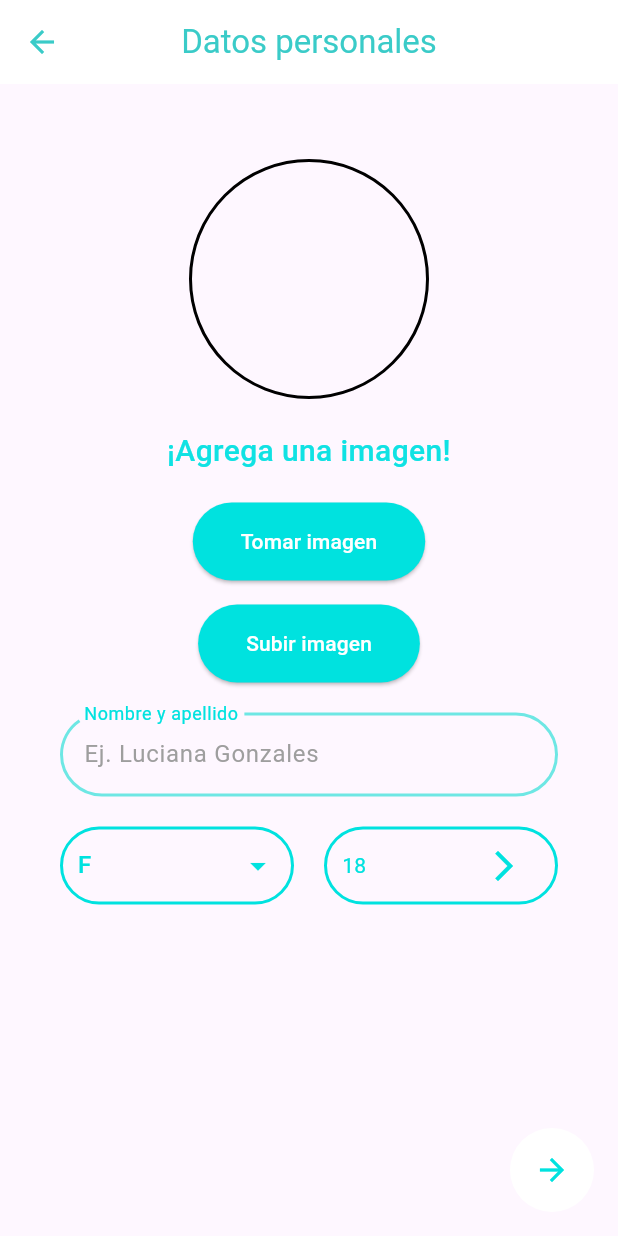
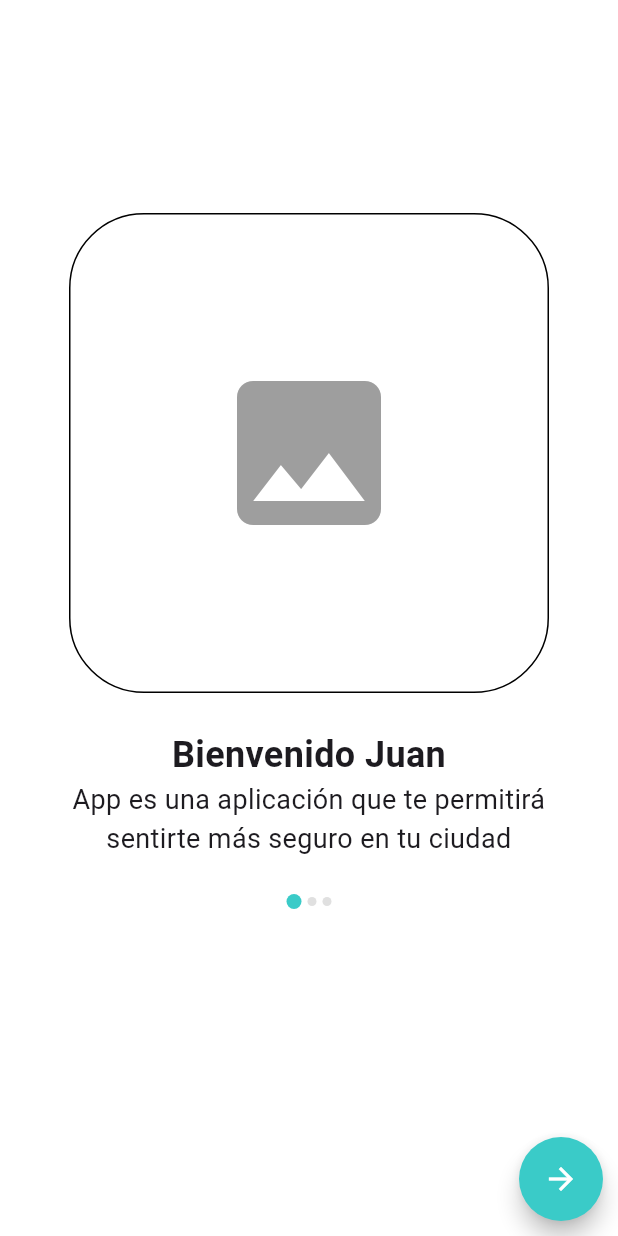
Before and after one commit to tomyrodeghiero/seguridad_vecinal, a Flutter app: the PersonalInfoScreen screen opened by its route, after a tap on the "arrow forward" icon, on a phone screen of 412 x 824 dp. Run offline on Flutter 3.47's test engine with Material 3 defaults, Android fonts, the phone set to English and light mode, and no system bars.

Commit message:
Add Onboarding Screen

```diff
--- a/lib/main.dart
+++ b/lib/main.dart
@@ -1,5 +1,6 @@
 import 'package:flutter/material.dart';
 import 'package:seguridad_vecinal/screens/login_screen.dart';
+import 'package:seguridad_vecinal/screens/onboarding_screen.dart';
 import 'package:seguridad_vecinal/screens/personal_info_screen.dart';
 import 'package:seguridad_vecinal/screens/register_screen.dart';
 
@@ -18,6 +19,7 @@ class MyApp extends StatelessWidget {
       routes: {
         '/register': (context) => RegisterScreen(),
         '/personalInfoScreen': (context) => PersonalInfoScreen(),
+        '/onboarding': (context) => OnboardingScreen(),
       },
     );
   }
--- a/lib/screens/colors.dart
+++ /dev/null
@@ -1 +0,0 @@
-// TODO Implement this library.
--- /dev/null
+++ b/lib/screens/onboarding_screen.dart
@@ -0,0 +1,189 @@
+import 'package:flutter/material.dart';
+import 'package:seguridad_vecinal/colors.dart';
+
+void main() => runApp(MyApp());
+
+class MyApp extends StatelessWidget {
+  @override
+  Widget build(BuildContext context) {
+    return MaterialApp(
+      home: OnboardingScreen(),
+    );
+  }
+}
+
+class OnboardingScreen extends StatefulWidget {
+  @override
+  _OnboardingScreenState createState() => _OnboardingScreenState();
+}
+
+class _OnboardingScreenState extends State<OnboardingScreen> {
+  int _currentPage = 0;
+  final PageController _pageController = PageController(initialPage: 0);
+  final int _numPages = 3;
+
+  @override
+  Widget build(BuildContext context) {
+    return Scaffold(
+      backgroundColor: Colors.white,
+      body: SafeArea(
+        child: Column(
+          mainAxisAlignment: MainAxisAlignment.spaceBetween,
+          children: <Widget>[
+            Expanded(
+              child: PageView(
+                controller: _pageController,
+                onPageChanged: (int page) {
+                  setState(() {
+                    _currentPage = page;
+                  });
+                },
+                children: [
+                  OnboardingContent(
+                    title: 'Bienvenido Juan',
+                    description:
+                        'App es una aplicación que te permitirá sentirte más seguro en tu ciudad',
+                    currentPage: _currentPage,
+                    numPages: _numPages,
+                  ),
+                  OnboardingContent(
+                    title: '',
+                    description:
+                        'Con App podrás enterarte de las noticias más importantes contadas por los ciudadanos',
+                    currentPage: _currentPage,
+                    numPages: _numPages,
+                  ),
+                  OnboardingContent(
+                    title: '',
+                    description:
+                        'Cuenta con un botón de emergencia para que lo presiones cuando te sientas en peligro',
+                    currentPage: _currentPage,
+                    numPages: _numPages,
+                  ),
+                ],
+              ),
+            ),
+            Align(
+              alignment: Alignment.bottomRight,
+              child: Padding(
+                padding: EdgeInsets.all(10.0),
+                child: _currentPage != _numPages - 1
+                    ? FloatingActionButton(
+                        backgroundColor: AppColors.waterGreen400,
+                        shape: RoundedRectangleBorder(
+                          borderRadius: BorderRadius.all(Radius.circular(30.0)),
+                        ),
+                        child: Icon(Icons.arrow_forward, color: Colors.white),
+                        onPressed: () {
+                          _pageController.nextPage(
+                            duration: Duration(milliseconds: 400),
+                            curve: Curves.easeInOut,
+                          );
+                        },
+                      )
+                    : FloatingActionButton(
+                        backgroundColor: AppColors.waterGreen400,
+                        shape: RoundedRectangleBorder(
+                          borderRadius: BorderRadius.all(Radius.circular(30.0)),
+                        ),
+                        child: Icon(Icons.check, color: Colors.white),
+                        onPressed: () {
+                          // TODO: Add rest login of Onboarding
+                        },
+                      ),
+              ),
+            ),
+          ],
+        ),
+      ),
+    );
+  }
+}
+
+class OnboardingContent extends StatelessWidget {
+  final String title;
+  final String description;
+  final int currentPage;
+  final int numPages;
+
+  OnboardingContent({
+    required this.title,
+    required this.description,
+    required this.currentPage,
+    required this.numPages,
+  });
+
+  Widget _buildPageIndicator(bool isCurrentPage) {
+    return Container(
+      margin: EdgeInsets.symmetric(horizontal: 2.0),
+      height: isCurrentPage ? 10.0 : 6.0,
+      width: isCurrentPage ? 10.0 : 6.0,
+      decoration: BoxDecoration(
+        color: isCurrentPage ? AppColors.waterGreen400 : Colors.grey[300],
+        borderRadius: BorderRadius.circular(5),
+      ),
+    );
+  }
+
+  List<Widget> _buildPageIndicators() {
+    List<Widget> list = [];
+    for (int i = 0; i < numPages; i++) {
+      list.add(i == currentPage
+          ? _buildPageIndicator(true)
+          : _buildPageIndicator(false));
+    }
+    return list;
+  }
+
+  @override
+  Widget build(BuildContext context) {
+    return Column(
+      mainAxisAlignment: MainAxisAlignment.center,
+      children: <Widget>[
+        Flexible(
+          flex: 2,
+          child: Container(
+            width: 320,
+            height: 320,
+            decoration: BoxDecoration(
+              color: Colors.white,
+              border: Border.all(color: Colors.black, width: 1),
+              borderRadius: BorderRadius.circular(50),
+            ),
+            child: Center(
+              child: Icon(
+                Icons.image,
+                size: 128,
+                color: Colors.grey,
+              ),
+            ),
+          ),
+        ),
+        SizedBox(height: 24),
+        Text(
+          title,
+          style: TextStyle(
+            fontSize: 24,
+            fontWeight: FontWeight.bold,
+          ),
+          textAlign: TextAlign.center,
+        ),
+        Padding(
+          padding: const EdgeInsets.symmetric(horizontal: 32.0),
+          child: Text(
+            description,
+            textAlign: TextAlign.center,
+            style: TextStyle(
+              fontSize: 18,
+            ),
+          ),
+        ),
+        SizedBox(height: 24),
+        Row(
+          mainAxisAlignment: MainAxisAlignment.center,
+          children: _buildPageIndicators(),
+        ),
+      ],
+    );
+  }
+}
--- a/lib/screens/personal_info_screen.dart
+++ b/lib/screens/personal_info_screen.dart
@@ -197,23 +197,23 @@ class PersonalInfoScreen extends StatelessWidget {
       floatingActionButton: Align(
         alignment: Alignment.bottomRight,
         child: InkWell(
-          onTap: () {},
+          onTap: () {
+            Navigator.of(context).pushNamed('/onboarding'); // Añade esta línea
+          },
           child: Container(
-            width: 56, // Tamaño estándar de un FloatingActionButton
+            width: 56,
             height: 56,
             decoration: BoxDecoration(
-              color: Colors.white, // Color de fondo blanco
-              borderRadius: BorderRadius.circular(100), // BorderRadius de 100
+              color: Colors.white,
+              borderRadius: BorderRadius.circular(100),
             ),
             child: Icon(
               Icons.arrow_forward,
-              color: AppColors.waterGreen300, // Ícono con color waterGreen300
+              color: AppColors.waterGreen300,
             ),
           ),
         ),
       ),
-      floatingActionButtonLocation: FloatingActionButtonLocation
-          .endFloat, // Posiciona el FAB a la derecha
     );
   }
 }
```
